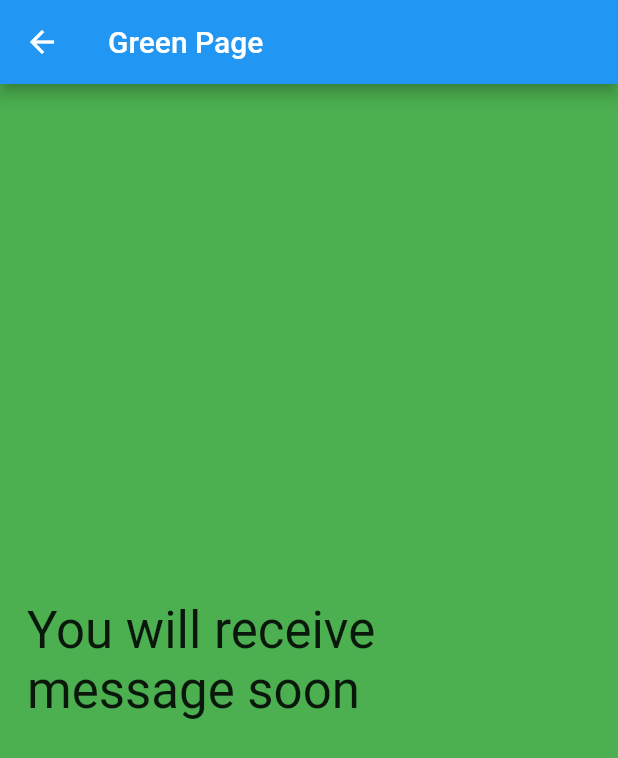
After one commit to DelRoos/push_notification, a Flutter app: the GreenPage screen opened by its route, on a phone screen of 412 x 824 dp. The commit adds this screen. Shown: the top 758 px of the screen. Run offline on Flutter 3.47's test engine with Material 2 defaults, Android fonts, the phone set to English and light mode, and no system bars.

Commit message:
stable installation for the project

```diff
--- /dev/null
+++ b/lib/green_page.dart
@@ -0,0 +1,23 @@
+import 'package:flutter/material.dart';
+
+class GreenPage extends StatelessWidget {
+  const GreenPage({Key? key}) : super(key: key);
+
+  @override
+  Widget build(BuildContext context) {
+    return Scaffold(
+      backgroundColor: Colors.green,
+        appBar: AppBar(
+          title: Text("Green Page"),
+        ),
+        body: Padding(
+          padding: EdgeInsets.all(18.0),
+          child: Center(
+            child: Text(
+              "You will receive message soon",
+              style: TextStyle(fontSize: 34),
+            ),
+          ),
+        ));
+  }
+}
--- a/lib/main.dart
+++ b/lib/main.dart
@@ -1,4 +1,6 @@
 import 'package:flutter/material.dart';
+import 'package:push_notifs/green_page.dart';
+import 'package:push_notifs/red_page.dart';
 
 void main() {
   runApp(const MyApp());
@@ -11,12 +13,15 @@ class MyApp extends StatelessWidget {
   @override
   Widget build(BuildContext context) {
     return MaterialApp(
-      title: 'Flutter Demo',
-      theme: ThemeData(
-        primarySwatch: Colors.blue,
-      ),
-      home: const MyHomePage(title: 'Flutter Demo Home Page'),
-    );
+        title: 'Flutter Demo',
+        theme: ThemeData(
+          primarySwatch: Colors.blue,
+        ),
+        home: const MyHomePage(title: 'Flutter Demo Home Page'),
+        routes: {
+          "red": (_) => RedPage(),
+          "green": (_) => GreenPage(),
+        });
   }
 }
 
```
Also changed, not shown: lib/red_page.dart (added, +23 -0 lines), 3 other files.
